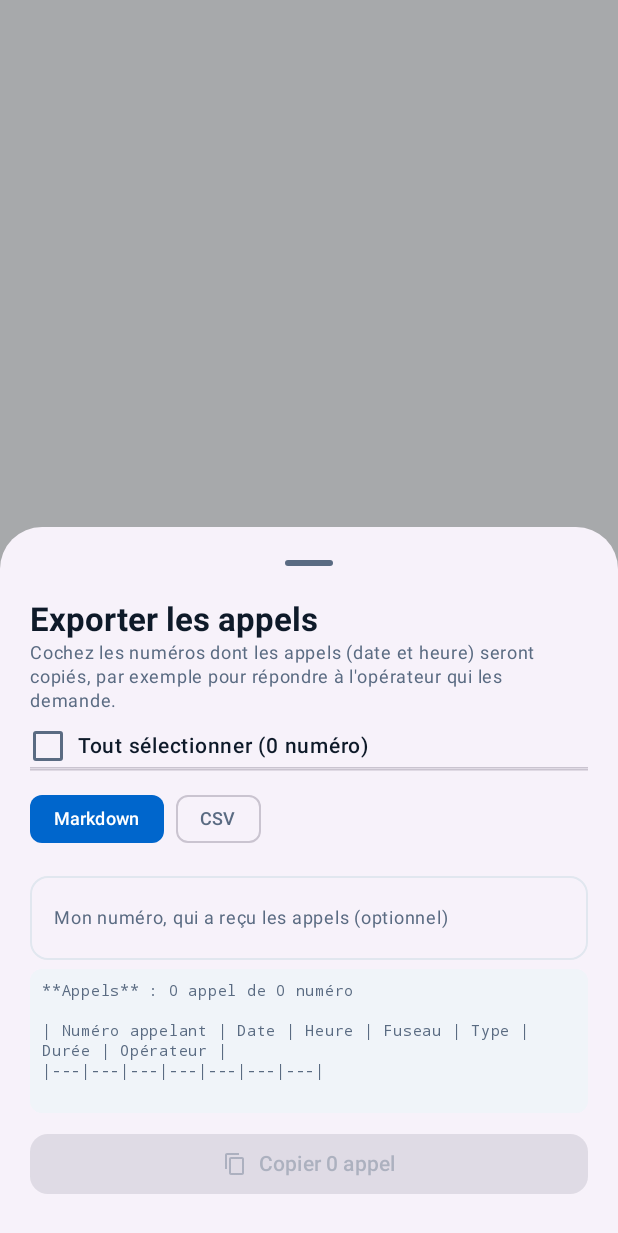
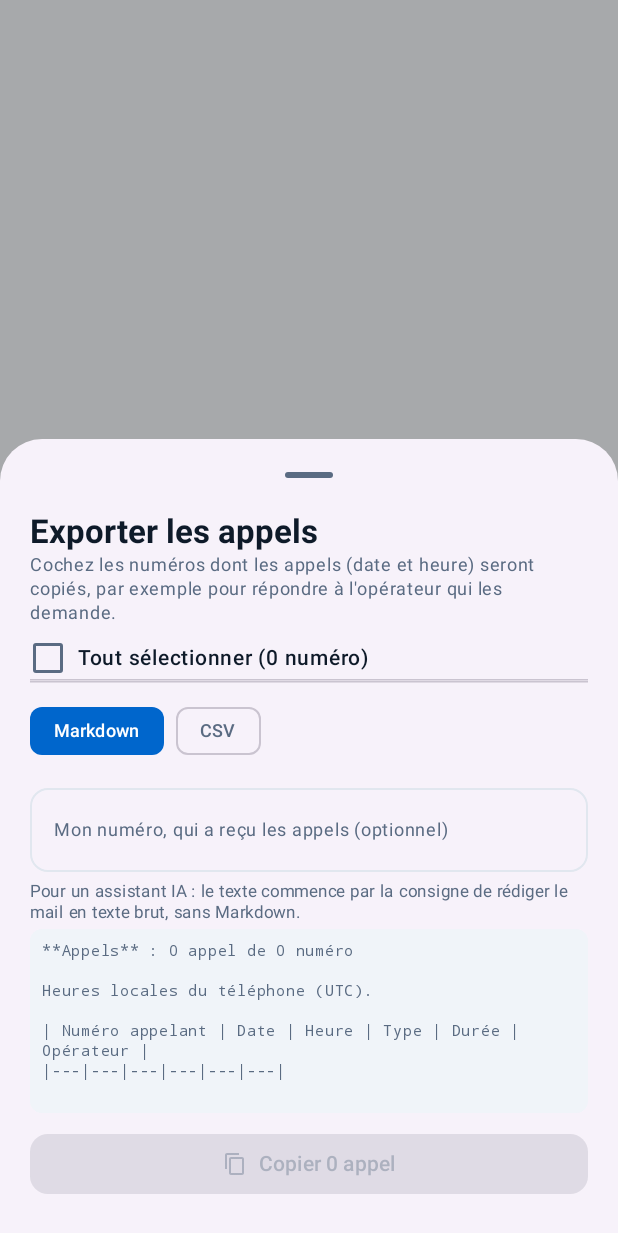
Before and after one commit to azman0101/call-inspector, an Android app built with Jetpack Compose: the composable CallExportSheet called with empty values, on a phone screen of 412 x 824 dp. Shown: the top 1233 px of the screen. Run offline under Robolectric (Android 15) with nearby library versions, the phone set to English and light mode, and no system bars; network calls fail; 1 statement that could not run was skipped.

Commit message:
feat(export): local phone time, and plain-text reply instructions for an AI assistant
The Markdown export now starts with instructions for the AI assistant that drafts the reply to the operator: write the mail in plain text without any Markdown (mail clients show it as raw symbols), one simple sentence per call, dates and times unconverted, the receiving line and whatever the operator's mail asks to state. The sheet previews the data rather than those instructions and says they are there.

Times are the phone's local time, as shown on the phone: the per-call UTC offset column is gone from both formats; the Markdown names the time zone once (e.g. Europe/Paris).

Co-Authored-By: Claude Opus 5.5 <noreply@anthropic.com>
Claude-Session: https://claude.ai/code/session_01BEEknmddG4PAErQYjmqTpJ

```diff
--- a/app/src/main/java/net/slashetc/callinspector/ui/components/CallExportSheet.kt
+++ b/app/src/main/java/net/slashetc/callinspector/ui/components/CallExportSheet.kt
@@ -210,13 +210,23 @@ fun CallExportSheet(
                             .testTag("export_receiving_number")
                     )
 
+                    if (format == CallExportFormat.MARKDOWN) {
+                        Text(
+                            text = "Pour un assistant IA : le texte commence par la consigne de rédiger le mail en texte brut, sans Markdown.",
+                            fontSize = 11.sp,
+                            color = MaterialTheme.colorScheme.onSurfaceVariant,
+                            lineHeight = 14.sp,
+                            modifier = Modifier.padding(bottom = 4.dp)
+                        )
+                    }
                     Surface(
                         color = MaterialTheme.colorScheme.surfaceVariant,
                         shape = RoundedCornerShape(8.dp),
                         modifier = Modifier.fillMaxWidth()
                     ) {
                         Text(
-                            text = exportText.lines().take(8).joinToString("\n"),
+                            // The data, not the assistant instructions that start the Markdown text.
+                            text = exportText.removePrefix(CallExport.AI_INSTRUCTIONS).trimStart().lines().take(8).joinToString("\n"),
                             fontFamily = FontFamily.Monospace,
                             fontSize = 10.sp,
                             lineHeight = 13.sp,
--- a/app/src/main/java/net/slashetc/callinspector/util/CallExport.kt
+++ b/app/src/main/java/net/slashetc/callinspector/util/CallExport.kt
@@ -6,7 +6,6 @@ import java.text.SimpleDateFormat
 import java.util.Date
 import java.util.Locale
 import java.util.TimeZone
-import kotlin.math.abs
 
 enum class CallExportFormat { CSV, MARKDOWN }
 
@@ -18,8 +17,9 @@ data class ExportableNumber(val normalizedNumber: String, val calls: List<CallLo
 
 /**
  * Formats calls for the clipboard, to answer an operator that asks which calls to look for in its
- * traffic data (e.g. after a SignalConso report): the calling number, the exact date and time with its
- * UTC offset, and the line that received them.
+ * traffic data (e.g. after a SignalConso report): the calling number, the exact date and time in the
+ * phone's local time, and the line that received them. The Markdown version is meant to be pasted into
+ * an AI assistant along with the operator's mail, so it starts with instructions for writing the reply.
  */
 object CallExport {
 
@@ -54,7 +54,6 @@ object CallExport {
             add("Numéro appelant")
             add("Date")
             add("Heure")
-            add("Fuseau")
             add("Type")
             add("Durée (s)")
             add("Opérateur")
@@ -66,7 +65,6 @@ object CallExport {
                 add(call.formattedNumber)
                 add(date(call.timestamp, timeZone))
                 add(time(call.timestamp, timeZone))
-                add(utcOffset(call.timestamp, timeZone))
                 add(typeLabel(call.callType))
                 add(call.durationSeconds.coerceAtLeast(0).toString())
                 add(call.lookupResult.operatorDisplayName)
@@ -84,17 +82,17 @@ object CallExport {
             add("Numéro appelant")
             add("Date")
             add("Heure")
-            add("Fuseau")
             add("Type")
             add("Durée")
             add("Opérateur")
             if (options.includeNotes) add("Note")
         }
         return buildString {
+            append(AI_INSTRUCTIONS).append("\n\n")
             val subject = options.searchLabel?.takeIf { it.isNotBlank() }?.let { " correspondant à « ${it.trim()} »" }.orEmpty()
             append("**Appels$subject** : ${plural(calls.size, "appel")} de ${plural(numberCount, "numéro")}\n")
             if (receiving != null) append("\nLigne ayant reçu les appels : $receiving\n")
-            append("\n")
+            append("\nHeures locales du téléphone (${timeZone.id}).\n\n")
             append(header.joinToString(" | ", "| ", " |")).append("\n")
             append(header.joinToString("|", "|", "|") { "---" }).append("\n")
             calls.forEach { call ->
@@ -102,7 +100,6 @@ object CallExport {
                     add(call.formattedNumber)
                     add(date(call.timestamp, timeZone))
                     add(time(call.timestamp, timeZone))
-                    add(utcOffset(call.timestamp, timeZone))
                     add(typeLabel(call.callType))
                     add(PhoneNumberFormatter.formatDuration(call.durationSeconds))
                     add(call.lookupResult.operatorDisplayName)
@@ -112,6 +109,15 @@ object CallExport {
             }
         }
     }
+
+    // Mail clients show Markdown as raw symbols: the assistant must write the reply in plain text.
+    internal val AI_INSTRUCTIONS = """
+        > **Consignes pour l'assistant IA qui rédige la réponse :**
+        > - Écris le mail en texte brut, sans aucune mise en forme Markdown (pas de `**`, de titres `#`, de tableau `|` ni de puces `*`) : les clients mail ne l'affichent pas et le rendent illisible.
+        > - Présente chaque appel sur une ligne de phrase simple, par exemple : « Le 28/09/2026 à 14:03:12, appel manqué du 01 59 39 12 34 ».
+        > - Donne les dates et heures telles qu'elles figurent ci-dessous (heure locale), sans les convertir.
+        > - Indique le numéro de la ligne qui a reçu les appels, et reprends ce que le mail de l'opérateur demande de préciser.
+    """.trimIndent()
 
     fun typeLabel(type: CallType): String = when (type) {
         CallType.INCOMING -> "Reçu"
@@ -128,13 +134,6 @@ object CallExport {
     private fun time(epochMillis: Long, timeZone: TimeZone) =
         SimpleDateFormat("HH:mm:ss", Locale.FRENCH).apply { this.timeZone = timeZone }.format(Date(epochMillis))
 
-    // Per call: a period of calls can span a daylight saving time change.
-    internal fun utcOffset(epochMillis: Long, timeZone: TimeZone): String {
-        val offsetMinutes = timeZone.getOffset(epochMillis) / 60_000
-        val sign = if (offsetMinutes < 0) "-" else "+"
-        return "UTC%s%02d:%02d".format(Locale.ROOT, sign, abs(offsetMinutes) / 60, abs(offsetMinutes) % 60)
-    }
-
     private fun plural(count: Int, word: String) = "$count $word" + if (count > 1) "s" else ""
 
     // RFC 4180: quote fields holding a separator, a quote or a line break, doubling inner quotes.
```
Also changed, not shown: 2 other files.
